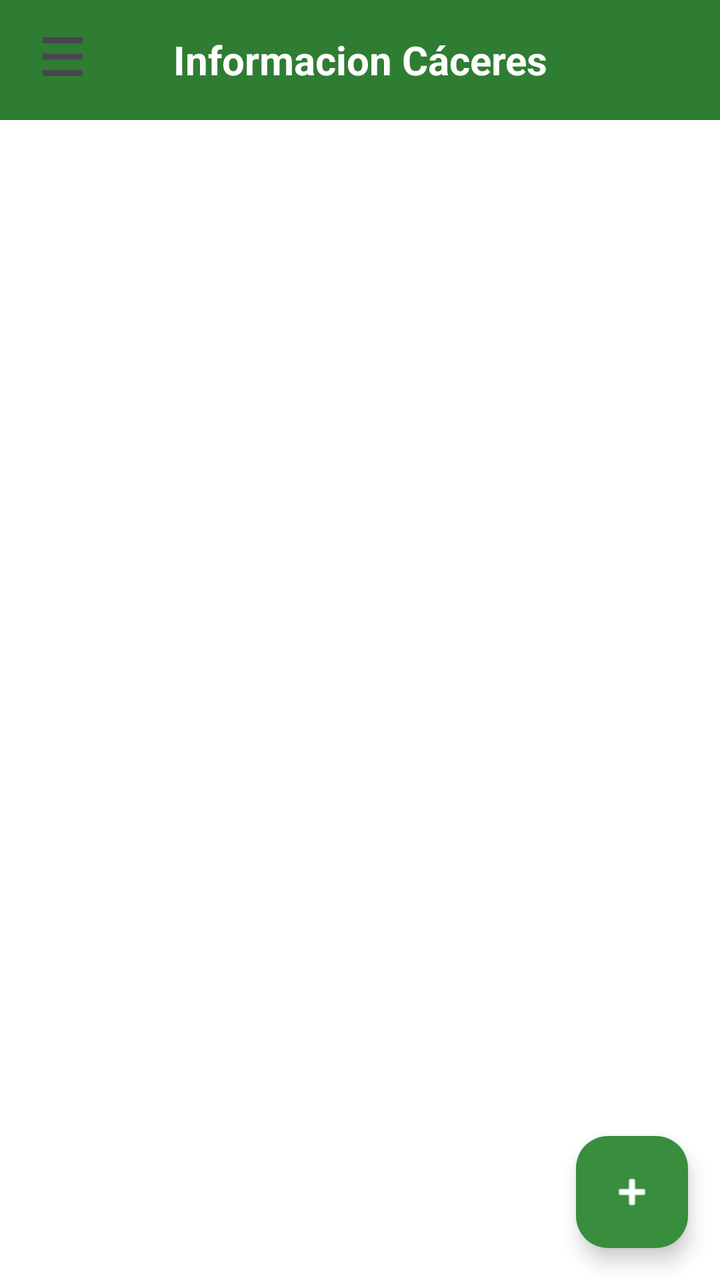
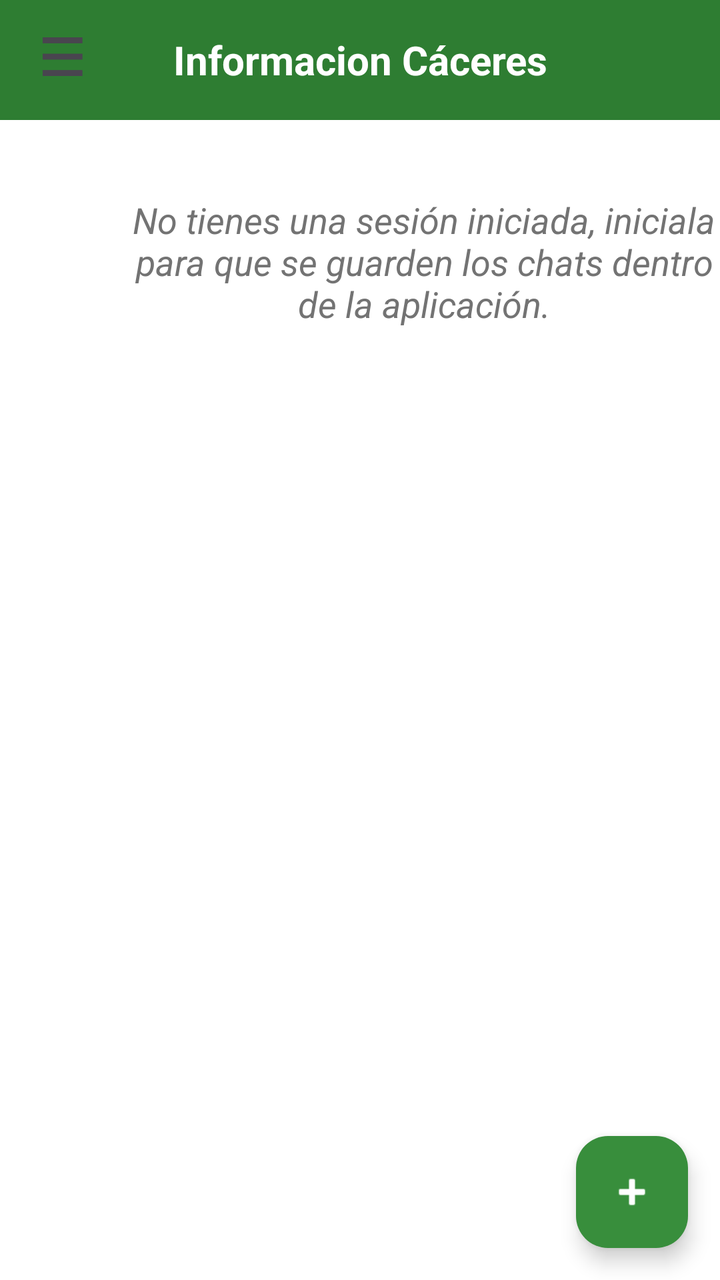

The first picture is an Android layout as it rendered before a commit; the second is the same layout after the commit. The layout source and the unified diff follow.
<!-- AndroidManifest.xml: application theme Theme.MyApplication -->
<!-- res/layout/fragment_main_menu.xml -->
<?xml version="1.0" encoding="utf-8"?>
<FrameLayout xmlns:android="http://schemas.android.com/apk/res/android"
    xmlns:app="http://schemas.android.com/apk/res-auto"
    xmlns:tools="http://schemas.android.com/tools"
    android:layout_width="match_parent"
    android:layout_height="match_parent"
    tools:context=".ui.MainMenu"
    android:background="@color/white">



    <androidx.recyclerview.widget.RecyclerView
        android:id="@+id/recyclerView"
        android:layout_width="match_parent"
        android:layout_height="match_parent"
        android:layout_marginTop="61dp"
        android:padding="8dp"
        android:scrollbars="vertical"/>

    <TextView
        android:id="@+id/tvHeader"
        android:layout_width="match_parent"
        android:layout_height="60dp"
        android:background="#2E7D32"
        android:gravity="center"
        android:padding="8dp"
        android:text="@string/main_menu_title"
        android:textColor="#FFFFFF"
        android:textSize="20sp"
        android:textStyle="bold" />

    <TextView
        android:id="@+id/btnOpenDrawer"
        android:layout_width="52dp"
        android:layout_height="wrap_content"
        android:text="☰"
        android:textSize="26dp"
        android:textStyle="bold"
        app:layout_constraintStart_toStartOf="parent"
        app:layout_constraintTop_toTopOf="parent"
        android:layout_marginTop="10dp"
        android:layout_marginLeft="20dp"/>

    <com.google.android.material.floatingactionbutton.FloatingActionButton
        android:id="@+id/fab"
        android:layout_width="wrap_content"
        android:layout_height="wrap_content"
        android:layout_gravity="bottom|end"
        android:layout_margin="16dp"
        android:contentDescription="Añadir"
        app:srcCompat="@android:drawable/ic_input_add"
        app:tint="@android:color/white"
        android:backgroundTint="@color/dark_green"/>

</FrameLayout>
<!-- resources referenced by this layout -->
<resources>
  <color name="dark_green">#388E3C</color>
  <color name="white">#FFFFFF</color>
  <string name="main_menu_title">Informacion Cáceres</string>
  <style name="Theme.MyApplication" parent="Base.Theme.MyApplication" />
  <style name="Base.Theme.MyApplication" parent="Theme.Material3.DayNight.NoActionBar">
          
          
      </style>
</resources>

<!-- the commit's change to res/layout/fragment_main_menu.xml (unified diff, before → after) -->
@@ -8,14 +8,13 @@
     android:background="@color/white">
 
 
-
     <androidx.recyclerview.widget.RecyclerView
         android:id="@+id/recyclerView"
         android:layout_width="match_parent"
         android:layout_height="match_parent"
         android:layout_marginTop="61dp"
         android:padding="8dp"
-        android:scrollbars="vertical"/>
+        android:scrollbars="vertical" />
 
     <TextView
         android:id="@+id/tvHeader"
@@ -28,6 +27,32 @@
         android:textColor="#FFFFFF"
         android:textSize="20sp"
         android:textStyle="bold" />
+
+    <TextView
+        android:id="@+id/tvUserStatus"
+        android:layout_width="304dp"
+        android:layout_height="102dp"
+        android:layout_marginStart="60dp"
+        android:layout_marginTop="80dp"
+        android:layout_marginEnd="60dp"
+        android:gravity="center"
+        android:text="No tienes una sesión iniciada, iniciala para que se guarden los chats dentro de la aplicación."
+        android:textColor="#737373"
+        android:textSize="18dp"
+        android:textStyle="italic" />
+
+    <TextView
+        android:id="@+id/tvUserHelp"
+        android:layout_width="wrap_content"
+        android:layout_height="wrap_content"
+        android:layout_marginStart="150dp"
+        android:layout_marginTop="800dp"
+        android:layout_marginEnd="80dp"
+        android:gravity="end"
+        android:text="Accede a nuestro asistente con este botón."
+        android:textColor="#737373"
+        android:textSize="16dp"
+        android:textStyle="italic" />
 
     <TextView
         android:id="@+id/btnOpenDrawer"
